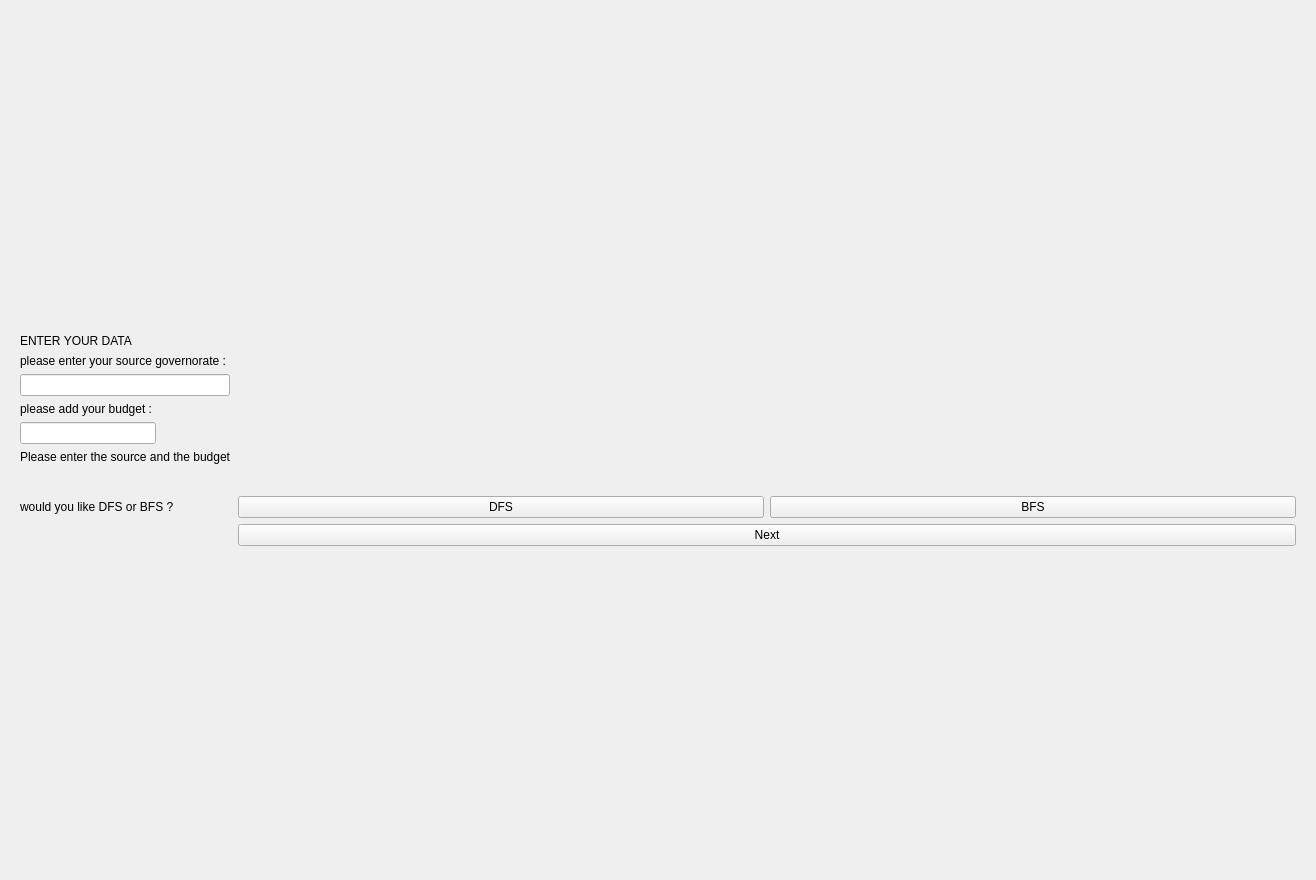
This is dataentry.ui in mariamelkondakly/GuideMe as Qt 5 draws it before an edit. The edited form follows.
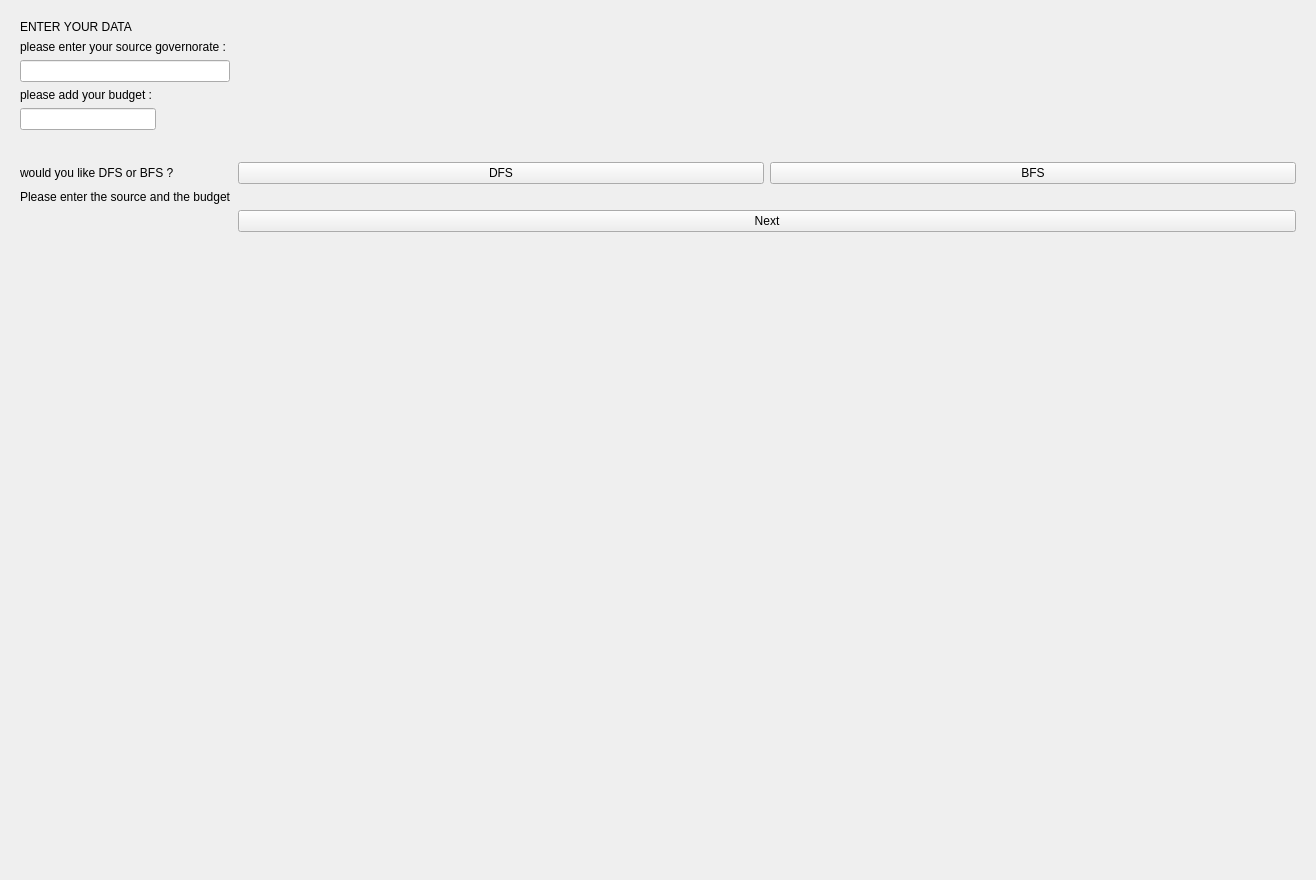
This is the edited form.

Diff of the .ui file:
```diff
--- a/dataentry.ui
+++ b/dataentry.ui
@@ -17,14 +17,62 @@
    <item row="0" column="0">
     <widget class="QWidget" name="widget" native="true">
      <layout class="QFormLayout" name="formLayout">
-      <item row="10" column="0">
+      <item row="0" column="0">
+       <widget class="QLabel" name="label_2">
+        <property name="text">
+         <string>ENTER YOUR DATA</string>
+        </property>
+       </widget>
+      </item>
+      <item row="2" column="0">
+       <layout class="QVBoxLayout" name="verticalLayout_3">
+        <item>
+         <widget class="QLabel" name="label_3">
+          <property name="text">
+           <string>please enter your source governorate : </string>
+          </property>
+         </widget>
+        </item>
+        <item>
+         <widget class="QLineEdit" name="lineEdit"/>
+        </item>
+       </layout>
+      </item>
+      <item row="6" column="0">
+       <layout class="QVBoxLayout" name="verticalLayout_4">
+        <item>
+         <widget class="QLabel" name="label">
+          <property name="text">
+           <string>please add your budget : </string>
+          </property>
+         </widget>
+        </item>
+        <item>
+         <widget class="QLineEdit" name="lineEdit_2"/>
+        </item>
+       </layout>
+      </item>
+      <item row="7" column="1">
+       <spacer name="horizontalSpacer">
+        <property name="orientation">
+         <enum>Qt::Horizontal</enum>
+        </property>
+        <property name="sizeHint" stdset="0">
+         <size>
+          <width>40</width>
+          <height>20</height>
+         </size>
+        </property>
+       </spacer>
+      </item>
+      <item row="9" column="0">
        <widget class="QLabel" name="label_4">
         <property name="text">
          <string>would you like DFS or BFS ? </string>
         </property>
        </widget>
       </item>
-      <item row="10" column="1">
+      <item row="9" column="1">
        <layout class="QHBoxLayout" name="horizontalLayout">
         <item>
          <widget class="QPushButton" name="pushButton_3">
@@ -42,14 +90,21 @@
         </item>
        </layout>
       </item>
-      <item row="13" column="1">
+      <item row="12" column="0">
+       <widget class="QLabel" name="label_5">
+        <property name="text">
+         <string>Please enter the source and the budget</string>
+        </property>
+       </widget>
+      </item>
+      <item row="14" column="1">
        <widget class="QPushButton" name="pushButton_2">
         <property name="text">
          <string>Next</string>
         </property>
        </widget>
       </item>
-      <item row="14" column="1">
+      <item row="15" column="1">
        <spacer name="verticalSpacer">
         <property name="orientation">
          <enum>Qt::Vertical</enum>
@@ -62,74 +117,6 @@
         </property>
        </spacer>
       </item>
-      <item row="0" column="1">
-       <spacer name="verticalSpacer_2">
-        <property name="orientation">
-         <enum>Qt::Vertical</enum>
-        </property>
-        <property name="sizeHint" stdset="0">
-         <size>
-          <width>20</width>
-          <height>40</height>
-         </size>
-        </property>
-       </spacer>
-      </item>
-      <item row="1" column="0">
-       <widget class="QLabel" name="label_2">
-        <property name="text">
-         <string>ENTER YOUR DATA</string>
-        </property>
-       </widget>
-      </item>
-      <item row="9" column="1">
-       <spacer name="horizontalSpacer">
-        <property name="orientation">
-         <enum>Qt::Horizontal</enum>
-        </property>
-        <property name="sizeHint" stdset="0">
-         <size>
-          <width>40</width>
-          <height>20</height>
-         </size>
-        </property>
-       </spacer>
-      </item>
-      <item row="8" column="0">
-       <widget class="QLabel" name="label_5">
-        <property name="text">
-         <string>Please enter the source and the budget</string>
-        </property>
-       </widget>
-      </item>
-      <item row="5" column="0">
-       <layout class="QVBoxLayout" name="verticalLayout_4">
-        <item>
-         <widget class="QLabel" name="label">
-          <property name="text">
-           <string>please add your budget : </string>
-          </property>
-         </widget>
-        </item>
-        <item>
-         <widget class="QLineEdit" name="lineEdit_2"/>
-        </item>
-       </layout>
-      </item>
-      <item row="3" column="0">
-       <layout class="QVBoxLayout" name="verticalLayout_3">
-        <item>
-         <widget class="QLabel" name="label_3">
-          <property name="text">
-           <string>please enter your source governorate : </string>
-          </property>
-         </widget>
-        </item>
-        <item>
-         <widget class="QLineEdit" name="lineEdit"/>
-        </item>
-       </layout>
-      </item>
      </layout>
     </widget>
    </item>
```
